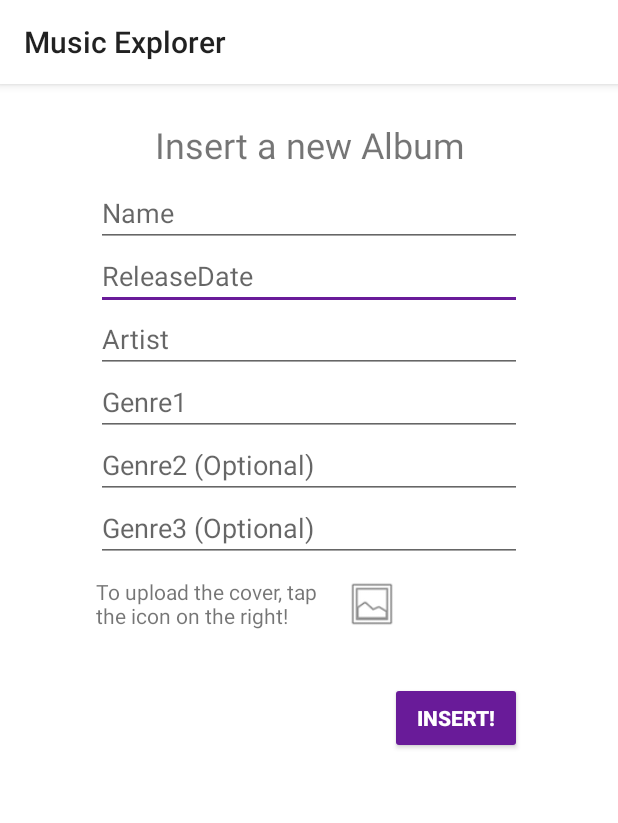
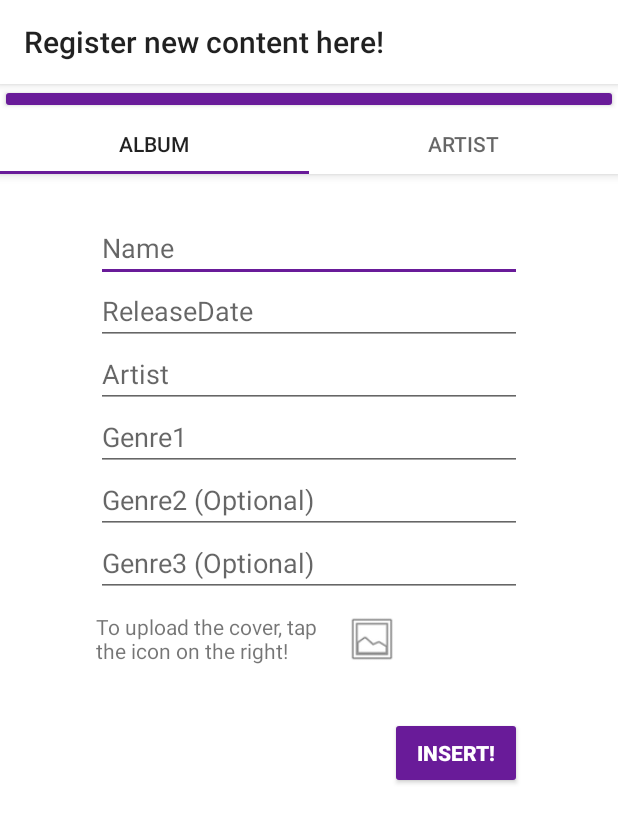
Before and after one commit to Emmeggi95/DIMA, an Android app: the screen it shows after launch (CreateNewAlbumActivity before the commit, AddContentActivity after it), after a tap on an icon or button, on a phone screen of 412 x 824 dp. Shown: the top 823 px of the screen. Run offline under Robolectric (Android 15) with nearby library versions, the phone set to English and light mode, and no system bars; our stand-ins replace Firebase (no records; nobody signed in at launch, a user with empty details on screens opened directly); libraries missing offline, so code that uses them is left out: com.firebase.ui.

Commit message:
addContent layout

```diff
--- /dev/null
+++ b/app/src/main/java/com/dima/emmeggi95/jaycaves/me/AddContentActivity.java
@@ -0,0 +1,59 @@
+package com.dima.emmeggi95.jaycaves.me;
+
+import android.support.design.widget.TabLayout;
+import android.support.v4.view.ViewPager;
+import android.support.v7.app.AppCompatActivity;
+import android.os.Bundle;
+import android.widget.RelativeLayout;
+import android.widget.Toolbar;
+
+
+
+public class AddContentActivity extends AppCompatActivity {
+
+    private ViewPager viewPager;
+    private ViewPagerAdapter adapter;
+
+    @Override
+    protected void onCreate(Bundle savedInstanceState) {
+        super.onCreate(savedInstanceState);
+        setContentView(R.layout.activity_add_content);
+        viewPager= findViewById(R.id.pager);
+        adapter= new ViewPagerAdapter(getSupportFragmentManager());
+        viewPager.setAdapter(adapter);
+
+
+
+        setTitle(R.string.add_content_title);
+
+        // setSupportActionBar(toolbar);
+        TabLayout tabLayout= findViewById(R.id.tab_layout);
+        tabLayout.addTab(tabLayout.newTab().setText(R.string.album));
+        tabLayout.addTab(tabLayout.newTab().setText(R.string.artist));
+        tabLayout.setTabGravity(TabLayout.GRAVITY_FILL);
+
+        viewPager.addOnPageChangeListener(new TabLayout.TabLayoutOnPageChangeListener(tabLayout));
+
+        tabLayout.addOnTabSelectedListener(new TabLayout.OnTabSelectedListener() {
+            @Override
+            public void onTabSelected(TabLayout.Tab tab) {
+                viewPager.setCurrentItem(tab.getPosition());
+            }
+
+            @Override
+            public void onTabUnselected(TabLayout.Tab tab) {
+
+            }
+
+            @Override
+            public void onTabReselected(TabLayout.Tab tab) {
+
+            }
+        });
+
+
+
+
+
+    }
+}
--- a/app/src/main/java/com/dima/emmeggi95/jaycaves/me/MainActivity.java
+++ b/app/src/main/java/com/dima/emmeggi95/jaycaves/me/MainActivity.java
@@ -127,7 +127,7 @@ public class MainActivity extends AppCompatActivity
         fab.setOnClickListener(new View.OnClickListener() {
             @Override
             public void onClick(View view) {
-                Intent intent = new Intent(view.getContext(), CreateNewAlbumActivity.class);
+                Intent intent = new Intent(view.getContext(), AddContentActivity.class);
                 startActivity(intent);
             }
         });
--- /dev/null
+++ b/app/src/main/java/com/dima/emmeggi95/jaycaves/me/NewAlbumFragment.java
@@ -0,0 +1,53 @@
+package com.dima.emmeggi95.jaycaves.me;
+
+
+import android.net.Uri;
+import android.os.Bundle;
+import android.support.v4.app.Fragment;
+import android.view.LayoutInflater;
+import android.view.View;
+import android.view.ViewGroup;
+import android.widget.EditText;
+import android.widget.ImageView;
+
+import com.google.firebase.database.DatabaseReference;
+import com.google.firebase.database.FirebaseDatabase;
+import com.google.firebase.storage.FirebaseStorage;
+import com.google.firebase.storage.StorageReference;
+
+
+/**
+ *
+ */
+public class NewAlbumFragment extends Fragment {
+
+    // Backend references
+    private FirebaseStorage storage;
+    private StorageReference storageReference;
+    private Uri selectedImageUri;
+    private FirebaseDatabase database;
+    private DatabaseReference dbReference;
+
+    // Layout elements
+    private ImageView newAlbumPicture;
+    private EditText newAlbumNameInput;
+    private EditText newAlbumReleaseDateInput;
+    private EditText newAlbumArtistInput;
+    private EditText newAlbumGenreInput1;
+    private EditText newAlbumGenreInput2;
+    private EditText newAlbumGenreInput3;
+
+    public NewAlbumFragment() {
+        // Required empty public constructor
+    }
+
+    @Override
+    public View onCreateView(LayoutInflater inflater, ViewGroup container,
+                             Bundle savedInstanceState) {
+        // Inflate the layout for this fragment
+        return inflater.inflate(R.layout.fragment_new_album, container, false);
+    }
+
+
+
+}
--- /dev/null
+++ b/app/src/main/java/com/dima/emmeggi95/jaycaves/me/NewArtistFragment.java
@@ -0,0 +1,29 @@
+package com.dima.emmeggi95.jaycaves.me;
+
+
+import android.os.Bundle;
+import android.support.v4.app.Fragment;
+import android.view.LayoutInflater;
+import android.view.View;
+import android.view.ViewGroup;
+
+
+/**
+ *
+ */
+public class NewArtistFragment extends Fragment {
+
+    public NewArtistFragment() {
+        // Required empty public constructor
+    }
+
+    @Override
+    public View onCreateView(LayoutInflater inflater, ViewGroup container,
+                             Bundle savedInstanceState) {
+        // Inflate the layout for this fragment
+        return inflater.inflate(R.layout.fragment_new_artist, container, false);
+    }
+
+
+
+}
--- /dev/null
+++ b/app/src/main/java/com/dima/emmeggi95/jaycaves/me/ViewPagerAdapter.java
@@ -0,0 +1,26 @@
+package com.dima.emmeggi95.jaycaves.me;
+
+import android.support.v4.app.Fragment;
+import android.support.v4.app.FragmentManager;
+import android.support.v4.app.FragmentStatePagerAdapter;
+
+public class ViewPagerAdapter extends FragmentStatePagerAdapter {
+
+    public ViewPagerAdapter(FragmentManager fm) {
+        super(fm);
+    }
+
+    @Override
+    public Fragment getItem(int position) {
+
+        if (position == 0)
+            return new NewAlbumFragment();
+        else
+            return new NewArtistFragment();
+    }
+
+    @Override
+    public int getCount() {
+        return 2;
+    }
+}
--- /dev/null
+++ b/app/src/main/res/layout/activity_add_content.xml
@@ -0,0 +1,39 @@
+<?xml version="1.0" encoding="utf-8"?>
+<android.support.constraint.ConstraintLayout xmlns:android="http://schemas.android.com/apk/res/android"
+    xmlns:app="http://schemas.android.com/apk/res-auto"
+    xmlns:tools="http://schemas.android.com/tools"
+    android:layout_width="match_parent"
+    android:layout_height="match_parent"
+    tools:context="com.dima.emmeggi95.jaycaves.me.AddContentActivity">
+
+
+    <android.support.design.widget.AppBarLayout
+        android:id="@+id/appBarLayout"
+        android:layout_width="match_parent"
+        android:layout_height="wrap_content"
+        app:layout_constraintTop_toTopOf="parent">
+
+        <android.support.v7.widget.Toolbar
+            android:id="@+id/toolbar2"
+            style="@style/Widget.AppCompat.Button.Colored"
+            android:layout_width="match_parent"
+            android:layout_height="20dp" />
+
+        <android.support.design.widget.TabLayout
+            android:id="@+id/tab_layout"
+            android:layout_width="match_parent"
+            android:layout_height="40dp"
+            app:tabGravity="fill"
+            app:tabMode="fixed" />
+
+    </android.support.design.widget.AppBarLayout>
+
+    <android.support.v4.view.ViewPager
+        android:id="@+id/pager"
+        android:layout_width="wrap_content"
+        android:layout_height="wrap_content"
+        app:layout_constraintStart_toStartOf="parent"
+        app:layout_constraintTop_toBottomOf="@+id/appBarLayout" />
+
+
+</android.support.constraint.ConstraintLayout>
--- /dev/null
+++ b/app/src/main/res/layout/fragment_new_album.xml
@@ -0,0 +1,153 @@
+<ScrollView xmlns:android="http://schemas.android.com/apk/res/android"
+    xmlns:tools="http://schemas.android.com/tools"
+    android:layout_width="match_parent"
+    android:layout_height="match_parent"
+    xmlns:app="http://schemas.android.com/apk/res-auto"
+    tools:context="com.dima.emmeggi95.jaycaves.me.NewAlbumFragment">
+
+    <android.support.constraint.ConstraintLayout
+        android:layout_width="match_parent"
+        android:layout_height="wrap_content">
+
+
+        <ImageButton
+            android:id="@+id/photoPickerButton"
+            app:layout_constraintStart_toEndOf="@+id/newAlbumUplaodMessage"
+            app:layout_constraintTop_toBottomOf="@+id/newAlbumGenreInput3"
+            android:layout_width="36dp"
+            android:layout_height="36dp"
+            android:layout_alignParentEnd="true"
+            android:layout_marginStart="4dp"
+            android:layout_marginTop="10dp"
+            android:background="@android:drawable/ic_menu_gallery" />
+
+        <ImageView
+            android:id="@+id/newAlbumPicture"
+            app:layout_constraintStart_toStartOf="parent"
+            app:layout_constraintTop_toBottomOf="@+id/newAlbumUplaodMessage"
+            android:layout_width="100dp"
+            android:layout_height="100dp"
+            android:layout_marginStart="64dp"
+            android:layout_marginTop="16dp"
+            android:visibility="visible"
+            tools:srcCompat="@tools:sample/avatars" />
+
+
+        <EditText
+            android:id="@+id/newAlbumReleaseDateInput"
+            app:layout_constraintEnd_toEndOf="parent"
+            app:layout_constraintHorizontal_bias="0.307"
+            app:layout_constraintStart_toStartOf="parent"
+            app:layout_constraintTop_toBottomOf="@+id/newAlbumNameInput"
+            android:layout_width="0dp"
+            android:layout_height="40dp"
+            android:layout_marginStart="64dp"
+            android:layout_marginTop="2dp"
+            android:layout_marginEnd="64dp"
+            android:ems="10"
+            android:hint="ReleaseDate"
+            android:inputType="date" />
+
+        <EditText
+            android:id="@+id/newAlbumNameInput"
+            app:layout_constraintEnd_toEndOf="parent"
+            app:layout_constraintHorizontal_bias="0.379"
+            app:layout_constraintStart_toStartOf="parent"
+            app:layout_constraintTop_toTopOf="parent"
+            android:layout_width="0dp"
+            android:layout_height="40dp"
+            android:layout_marginStart="64dp"
+            android:layout_marginTop="32dp"
+            android:layout_marginEnd="64dp"
+            android:ems="10"
+            android:hint="Name"
+            android:inputType="text" />
+
+        <EditText
+            android:id="@+id/newAlbumArtistInput"
+            app:layout_constraintEnd_toEndOf="parent"
+            app:layout_constraintHorizontal_bias="0.008"
+            app:layout_constraintStart_toStartOf="parent"
+            app:layout_constraintTop_toBottomOf="@+id/newAlbumReleaseDateInput"
+            android:layout_width="0dp"
+            android:layout_height="40dp"
+            android:layout_marginStart="64dp"
+            android:layout_marginTop="2dp"
+            android:layout_marginEnd="64dp"
+            android:ems="10"
+            android:hint="Artist"
+            android:inputType="text" />
+
+        <EditText
+            android:id="@+id/newAlbumGenreInput1"
+            app:layout_constraintEnd_toEndOf="parent"
+            app:layout_constraintHorizontal_bias="0.0"
+            app:layout_constraintStart_toStartOf="parent"
+            app:layout_constraintTop_toBottomOf="@+id/newAlbumArtistInput"
+            android:layout_width="0dp"
+            android:layout_height="40dp"
+            android:layout_marginStart="64dp"
+            android:layout_marginTop="2dp"
+            android:layout_marginEnd="64dp"
+            android:ems="10"
+            android:hint="Genre1"
+            android:inputType="text" />
+
+        <EditText
+            android:id="@+id/newAlbumGenreInput2"
+            app:layout_constraintEnd_toEndOf="parent"
+            app:layout_constraintHorizontal_bias="0.0"
+            app:layout_constraintStart_toStartOf="parent"
+            app:layout_constraintTop_toBottomOf="@+id/newAlbumGenreInput1"
+            android:layout_width="0dp"
+            android:layout_height="40dp"
+            android:layout_marginStart="64dp"
+            android:layout_marginTop="2dp"
+            android:layout_marginEnd="64dp"
+            android:ems="10"
+            android:hint="Genre2 (Optional)"
+            android:inputType="text" />
+
+        <EditText
+            android:id="@+id/newAlbumGenreInput3"
+            app:layout_constraintEnd_toEndOf="parent"
+            app:layout_constraintHorizontal_bias="0.306"
+            app:layout_constraintStart_toStartOf="parent"
+            app:layout_constraintTop_toBottomOf="@+id/newAlbumGenreInput2"
+            android:layout_width="0dp"
+            android:layout_height="40dp"
+            android:layout_marginStart="64dp"
+            android:layout_marginTop="2dp"
+            android:layout_marginEnd="64dp"
+            android:ems="10"
+            android:hint="Genre3 (Optional)"
+            android:inputType="text" />
+
+        <TextView
+            android:id="@+id/newAlbumUplaodMessage"
+            app:layout_constraintStart_toStartOf="parent"
+            app:layout_constraintTop_toBottomOf="@+id/newAlbumGenreInput3"
+            android:layout_width="162dp"
+            android:layout_height="38dp"
+            android:layout_marginStart="64dp"
+            android:layout_marginTop="10dp"
+            android:text="To upload the cover, tap the icon on the right!" />
+
+        <Button
+            android:id="@+id/createNewAlbumButton"
+            style="@style/Widget.AppCompat.Button.Colored"
+            app:layout_constraintEnd_toEndOf="parent"
+            app:layout_constraintTop_toBottomOf="@+id/newAlbumUplaodMessage"
+            android:layout_width="0dp"
+            android:layout_height="wrap_content"
+            android:layout_marginTop="32dp"
+            android:layout_marginEnd="64dp"
+            android:lineSpacingExtra="10sp"
+            android:text="Insert!"
+            android:textSize="14sp"
+            android:textStyle="bold" />
+
+
+    </android.support.constraint.ConstraintLayout>
+
+</ScrollView>
--- a/app/src/main/res/values/strings.xml
+++ b/app/src/main/res/values/strings.xml
@@ -206,4 +206,10 @@
     <string name="album_noartist_error">Error: there is no such artist in our database</string>
     <string name="album_existing_error">Error: album already exists in our database!</string>
 
+
+    <!-- Tab Names -->
+    <string name="album">Album</string>
+    <string name="artist">Artist</string>
+    <string name="add_content_title">Register new content here!</string>
+
 </resources>
```
Also changed, not shown: app/src/main/AndroidManifest.xml (+9 -8 lines), app/src/main/res/layout/fragment_new_artist.xml (added, +152 -0 lines), app/src/main/res/layout/scroller_content.xml (added, +12 -0 lines).
